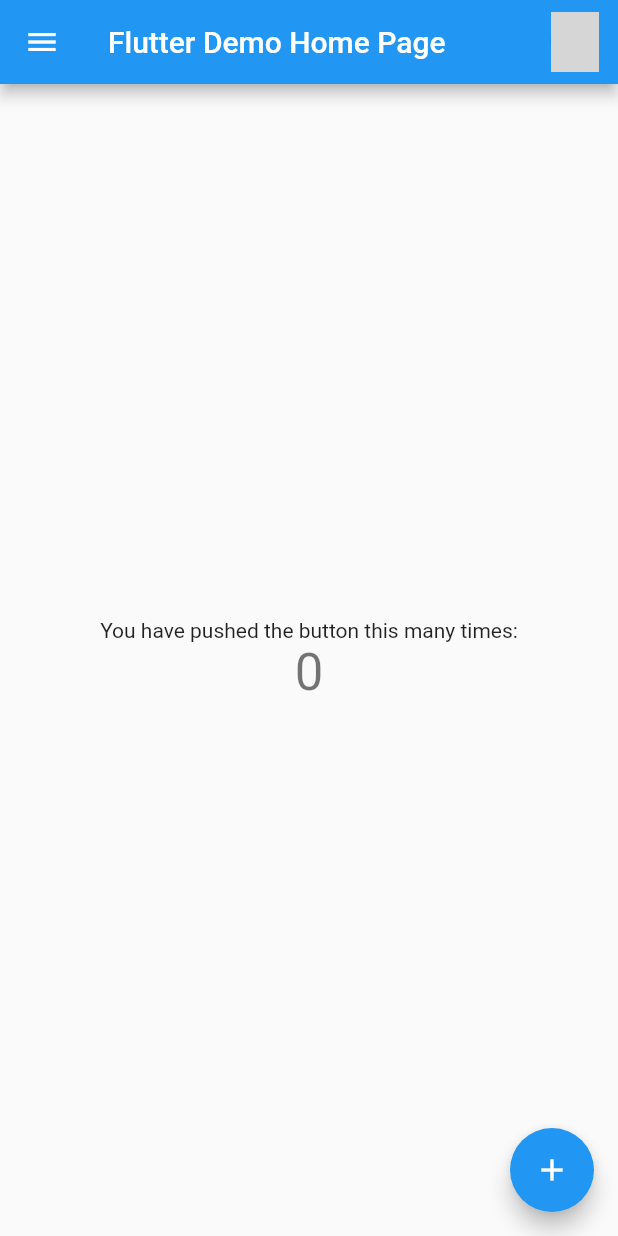
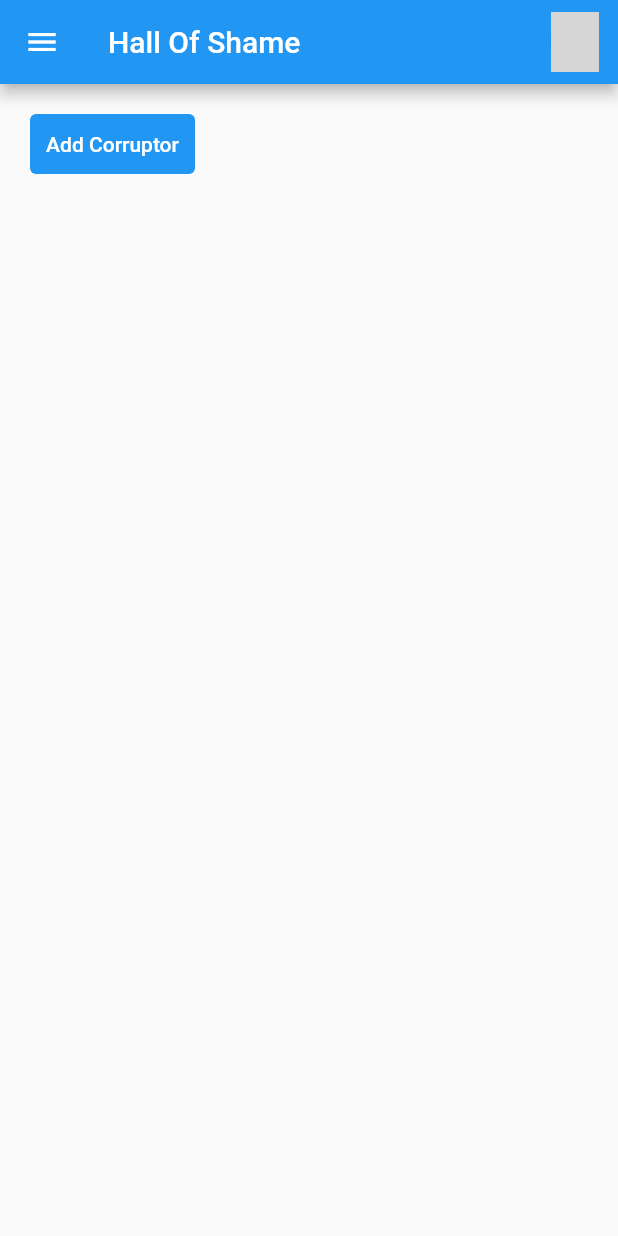
Before and after one commit to ivanoxx/project-uas-pbp, a Flutter app: what leftDrawer() shows on an empty page, opened directly, after a tap on "Hall of Shame", on a phone screen of 412 x 824 dp. Run offline on Flutter 3.47's test engine with Material 2 defaults, Android fonts, the phone set to English and light mode, and no system bars; our stand-ins replace multi_select_flutter; missing offline and left inert: pbp_django_auth; network calls fail; grey boxes are pictures that could not be loaded.

Commit message:
Add Form Page for Hall Of Shame

```diff
--- a/lib/page/all_page.dart
+++ b/lib/page/all_page.dart
@@ -1,3 +1,4 @@
 // INI BUAT EXPORT SEMUA PAGE YANG ADA, BIAR IMPORTNYA GAMPANG
 export 'create_forum.dart';
 export 'create_post.dart';
+export 'hall_of_shame.dart';
--- /dev/null
+++ b/lib/page/hall_of_shame.dart
@@ -0,0 +1,60 @@
+import 'package:flutter/material.dart';
+import 'package:whistleblower/widget/allWidgets.dart';
+import 'package:provider/provider.dart';
+import 'package:pbp_django_auth/pbp_django_auth.dart';
+import 'package:whistleblower/page/form_hall_of_shame.dart';
+
+class HallOfShamePage extends StatefulWidget {
+  const HallOfShamePage({super.key});
+
+  @override
+  State<HallOfShamePage> createState() => _HallOfShamePageState();
+}
+
+class _HallOfShamePageState extends State<HallOfShamePage> {
+  final _formKey = GlobalKey<FormState>();
+
+  @override
+  Widget build(BuildContext context) {
+    return Scaffold(
+        appBar: AppBar(
+          title: const Text("Hall Of Shame"),
+          actions: [
+            profilePicture(),
+          ],
+        ),
+        drawer: leftDrawer(),
+        endDrawer: rightDrawer(),
+        body: Container(
+            child: Column(
+          children: [
+            Padding(
+              padding: const EdgeInsets.only(top: 20, left: 20),
+              child: Align(
+                alignment: Alignment.topLeft,
+                child: SizedBox(
+                  width: 110,
+                  height: 40,
+                  child: TextButton(
+                    style: ButtonStyle(
+                      backgroundColor: MaterialStateProperty.all(Colors.blue),
+                    ),
+                    onPressed: () {
+                      Navigator.pushReplacement(
+                          context,
+                          MaterialPageRoute(
+                              builder: (context) =>
+                                  const FormHallOfShamePage()));
+                    },
+                    child: const Text(
+                      "Add Corruptor",
+                      style: TextStyle(color: Colors.white),
+                    ),
+                  ),
+                ),
+              ),
+            ),
+          ],
+        )));
+  }
+}
--- a/lib/widget/drawers.dart
+++ b/lib/widget/drawers.dart
@@ -15,8 +15,7 @@
           SizedBox(
             height: MediaQuery.of(context).size.height / 5,
             child: DrawerHeader(
-              decoration: BoxDecoration(color: Colors.grey.shade500
-              ),
+              decoration: BoxDecoration(color: Colors.grey.shade500),
               child: Row(
                 mainAxisAlignment: MainAxisAlignment.spaceEvenly,
                 children: <Widget>[
@@ -48,7 +47,6 @@
                   )
                 ],
               ),
-
             ),
           ),
 
@@ -121,7 +119,10 @@
             title: Text('Hall of Shame', style: TextStyle(fontSize: 18)),
             onTap: () {
               // Here you can give your route to navigate
-              Navigator.pop(context);
+              Navigator.push(
+                  context,
+                  MaterialPageRoute(
+                      builder: (context) => const HallOfShamePage()));
             },
           ),
           ListTile(
```
Also changed, not shown: lib/page/form_hall_of_shame.dart (added, +66 -0 lines).
